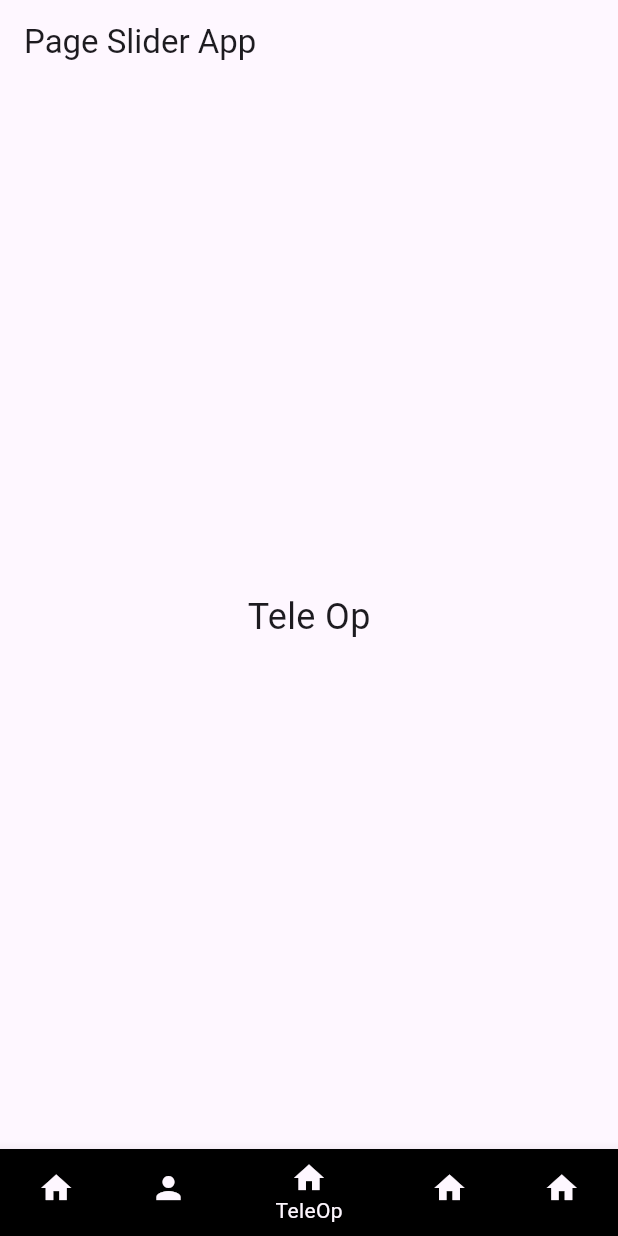
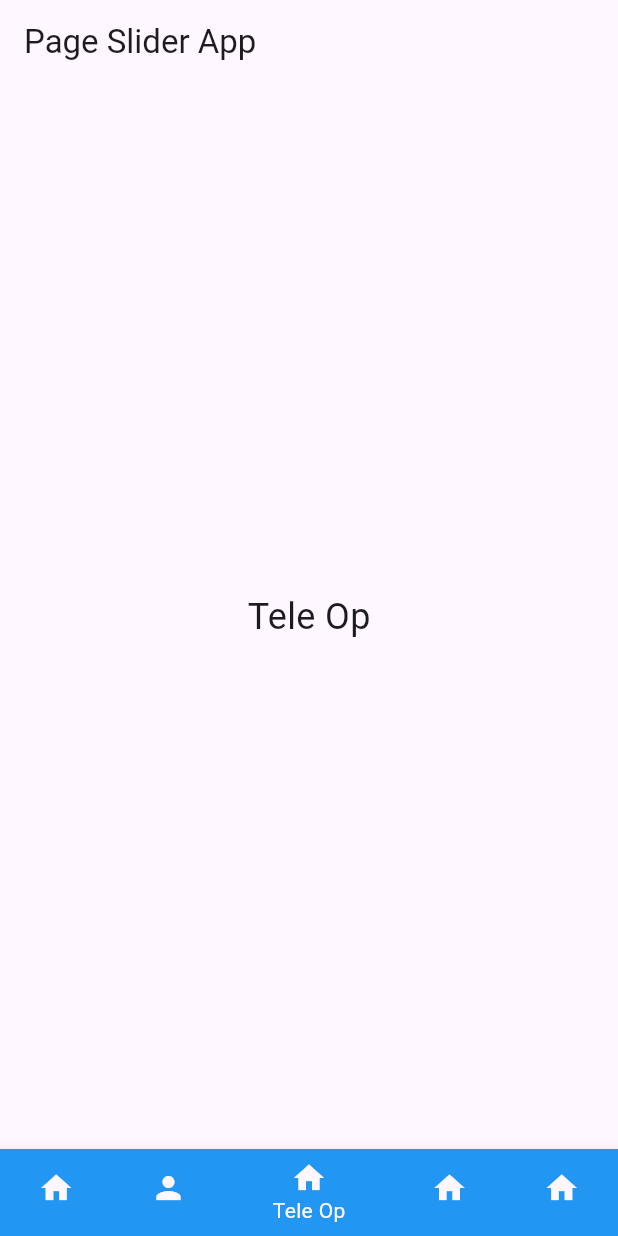
Before and after one commit to FRC4903/ScoutApp2024, a Flutter app: the screen it shows after launch, swiped to page 3, on a phone screen of 412 x 824 dp. Run offline on Flutter 3.47's test engine with Material 3 defaults, Android fonts, the phone set to English and light mode, and no system bars.

Commit message:
synced with main repo

```diff
--- a/scout_app_2024/lib/my_home_page.dart
+++ b/scout_app_2024/lib/my_home_page.dart
@@ -57,23 +57,27 @@ class _MyHomePageState extends State<MyHomePage> {
           BottomNavigationBarItem(
             icon: Icon(Icons.home),
             label: 'PreGame',
-            backgroundColor: Colors.black
+              backgroundColor: Colors.blue,
             ),
             BottomNavigationBarItem(
               icon: Icon(Icons.person),
               label: 'Auto',
+              backgroundColor: Colors.orange,
             ),
             BottomNavigationBarItem(
               icon: Icon(Icons.home),
-            label: 'TeleOp',
+              label: 'Tele Op',
+              backgroundColor: Colors.blue,
             ),
             BottomNavigationBarItem(
               icon: Icon(Icons.home),
               label: 'EndGame',
+              backgroundColor: Colors.orange,
             ),
             BottomNavigationBarItem(
               icon: Icon(Icons.home),
               label: 'PostGame',
+              backgroundColor: Colors.blue,
           ),
         ],
       ),
```
Lines whose indentation alone changed are shown as unchanged.
